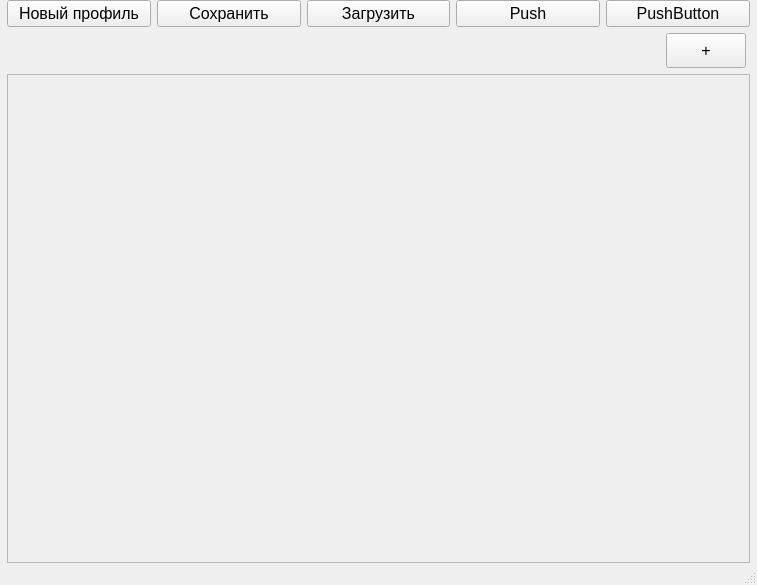
NIIGWOLF/Diplom, file Qt/UI/mainwindow.ui: the form before one commit.
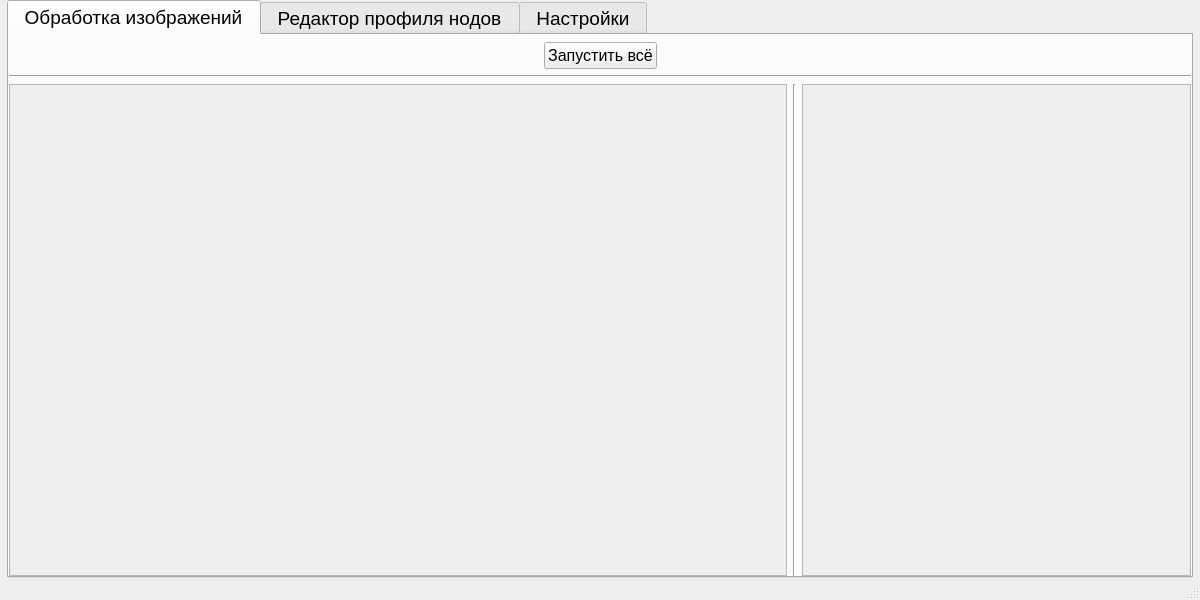
The form after the commit. The open tabs and pages were chosen to show the change.

Diff of the .ui file:
```diff
--- a/Qt/UI/mainwindow.ui
+++ b/Qt/UI/mainwindow.ui
@@ -6,10 +6,16 @@
    <rect>
     <x>0</x>
     <y>0</y>
-    <width>757</width>
-    <height>585</height>
+    <width>1200</width>
+    <height>600</height>
    </rect>
   </property>
+  <property name="minimumSize">
+   <size>
+    <width>1200</width>
+    <height>600</height>
+   </size>
+  </property>
   <property name="windowTitle">
    <string>MainWindow</string>
   </property>
@@ -27,6 +33,242 @@
     <property name="bottomMargin">
      <number>0</number>
     </property>
+    <item row="1" column="0">
+     <widget class="QTabWidget" name="tabWidget">
+      <property name="sizePolicy">
+       <sizepolicy hsizetype="MinimumExpanding" vsizetype="Expanding">
+        <horstretch>0</horstretch>
+        <verstretch>0</verstretch>
+       </sizepolicy>
+      </property>
+      <property name="font">
+       <font>
+        <pointsize>14</pointsize>
+       </font>
+      </property>
+      <property name="layoutDirection">
+       <enum>Qt::LeftToRight</enum>
+      </property>
+      <property name="tabPosition">
+       <enum>QTabWidget::North</enum>
+      </property>
+      <property name="tabShape">
+       <enum>QTabWidget::Rounded</enum>
+      </property>
+      <property name="currentIndex">
+       <number>2</number>
+      </property>
+      <property name="elideMode">
+       <enum>Qt::ElideMiddle</enum>
+      </property>
+      <property name="usesScrollButtons">
+       <bool>true</bool>
+      </property>
+      <property name="movable">
+       <bool>false</bool>
+      </property>
+      <property name="tabBarAutoHide">
+       <bool>false</bool>
+      </property>
+      <widget class="QWidget" name="PI">
+       <attribute name="title">
+        <string> Обработка изображений </string>
+       </attribute>
+       <layout class="QGridLayout" name="gridLayout_4">
+        <property name="leftMargin">
+         <number>0</number>
+        </property>
+        <property name="topMargin">
+         <number>0</number>
+        </property>
+        <property name="rightMargin">
+         <number>0</number>
+        </property>
+        <property name="bottomMargin">
+         <number>0</number>
+        </property>
+        <item row="0" column="0">
+         <layout class="QGridLayout" name="PLgrid">
+          <item row="2" column="0">
+           <layout class="QHBoxLayout" name="PIhorizontalBody" stretch="2,0,1">
+            <item>
+             <widget class="QScrollArea" name="PIleftScrollArea">
+              <property name="widgetResizable">
+               <bool>true</bool>
+              </property>
+              <widget class="QWidget" name="PIleftscrollAreaWidgetContents">
+               <property name="geometry">
+                <rect>
+                 <x>0</x>
+                 <y>0</y>
+                 <width>771</width>
+                 <height>444</height>
+                </rect>
+               </property>
+               <layout class="QGridLayout" name="gridLayout_6">
+                <property name="leftMargin">
+                 <number>0</number>
+                </property>
+                <property name="topMargin">
+                 <number>11</number>
+                </property>
+                <property name="rightMargin">
+                 <number>0</number>
+                </property>
+                <property name="bottomMargin">
+                 <number>0</number>
+                </property>
+                <item row="0" column="0">
+                 <layout class="QVBoxLayout" name="PIleftverticalLayout">
+                  <item>
+                   <spacer name="verticalSpacer_3">
+                    <property name="orientation">
+                     <enum>Qt::Vertical</enum>
+                    </property>
+                    <property name="sizeHint" stdset="0">
+                     <size>
+                      <width>20</width>
+                      <height>40</height>
+                     </size>
+                    </property>
+                   </spacer>
+                  </item>
+                 </layout>
+                </item>
+               </layout>
+              </widget>
+             </widget>
+            </item>
+            <item>
+             <widget class="Line" name="line">
+              <property name="orientation">
+               <enum>Qt::Vertical</enum>
+              </property>
+             </widget>
+            </item>
+            <item>
+             <widget class="QScrollArea" name="PIrightScrollArea">
+              <property name="widgetResizable">
+               <bool>true</bool>
+              </property>
+              <widget class="QWidget" name="PIrightscrollAreaWidgetContents">
+               <property name="geometry">
+                <rect>
+                 <x>0</x>
+                 <y>0</y>
+                 <width>384</width>
+                 <height>444</height>
+                </rect>
+               </property>
+               <layout class="QGridLayout" name="gridLayout_5">
+                <property name="leftMargin">
+                 <number>0</number>
+                </property>
+                <property name="topMargin">
+                 <number>11</number>
+                </property>
+                <property name="rightMargin">
+                 <number>0</number>
+                </property>
+                <property name="bottomMargin">
+                 <number>0</number>
+                </property>
+                <item row="0" column="0">
+                 <layout class="QVBoxLayout" name="PIrightverticalLayout">
+                  <item>
+                   <spacer name="verticalSpacer_2">
+                    <property name="orientation">
+                     <enum>Qt::Vertical</enum>
+                    </property>
+                    <property name="sizeHint" stdset="0">
+                     <size>
+                      <width>20</width>
+                      <height>40</height>
+                     </size>
+                    </property>
+                   </spacer>
+                  </item>
+                 </layout>
+                </item>
+               </layout>
+              </widget>
+             </widget>
+            </item>
+           </layout>
+          </item>
+          <item row="0" column="0">
+           <layout class="QHBoxLayout" name="PIhorizontalTitle">
+            <property name="topMargin">
+             <number>7</number>
+            </property>
+            <item>
+             <spacer name="horizontalSpacer_2">
+              <property name="orientation">
+               <enum>Qt::Horizontal</enum>
+              </property>
+              <property name="sizeHint" stdset="0">
+               <size>
+                <width>40</width>
+                <height>20</height>
+               </size>
+              </property>
+             </spacer>
+            </item>
+            <item>
+             <widget class="QPushButton" name="PLallRun">
+              <property name="font">
+               <font>
+                <pointsize>12</pointsize>
+               </font>
+              </property>
+              <property name="text">
+               <string>Запустить всё</string>
+              </property>
+             </widget>
+            </item>
+            <item>
+             <spacer name="horizontalSpacer_3">
+              <property name="orientation">
+               <enum>Qt::Horizontal</enum>
+              </property>
+              <property name="sizeHint" stdset="0">
+               <size>
+                <width>40</width>
+                <height>20</height>
+               </size>
+              </property>
+             </spacer>
+            </item>
+           </layout>
+          </item>
+          <item row="1" column="0">
+           <widget class="Line" name="line_2">
+            <property name="orientation">
+             <enum>Qt::Horizontal</enum>
+            </property>
+           </widget>
+          </item>
+         </layout>
+        </item>
+       </layout>
+      </widget>
+      <widget class="QWidget" name="PD">
+       <attribute name="title">
+        <string> Редактор профиля нодов </string>
+       </attribute>
+       <layout class="QGridLayout" name="gridLayout_2">
+        <property name="leftMargin">
+         <number>0</number>
+        </property>
+        <property name="topMargin">
+         <number>11</number>
+        </property>
+        <property name="rightMargin">
+         <number>0</number>
+        </property>
+        <property name="bottomMargin">
+         <number>0</number>
+        </property>
     <item row="0" column="0">
      <layout class="QHBoxLayout" name="PDhorizontalMain">
       <item>
@@ -69,42 +311,6 @@
             </property>
            </widget>
           </item>
-          <item>
-           <widget class="QPushButton" name="pushButton_2">
-            <property name="sizePolicy">
-             <sizepolicy hsizetype="Minimum" vsizetype="Fixed">
-              <horstretch>0</horstretch>
-              <verstretch>0</verstretch>
-             </sizepolicy>
-            </property>
-            <property name="font">
-             <font>
-              <pointsize>12</pointsize>
-             </font>
-            </property>
-            <property name="text">
-             <string>Push</string>
-            </property>
-            <property name="autoRepeat">
-             <bool>false</bool>
-            </property>
-            <property name="autoExclusive">
-             <bool>false</bool>
-            </property>
-           </widget>
-          </item>
-          <item>
-           <widget class="QPushButton" name="pushButton">
-            <property name="font">
-             <font>
-              <pointsize>12</pointsize>
-             </font>
-            </property>
-            <property name="text">
-             <string>PushButton</string>
-            </property>
-           </widget>
-          </item>
          </layout>
         </item>
         <item>
@@ -161,8 +367,8 @@
             <rect>
              <x>0</x>
              <y>0</y>
-             <width>737</width>
-             <height>442</height>
+                 <width>1174</width>
+                 <height>405</height>
             </rect>
            </property>
            <layout class="QGridLayout" name="gridLayout_3">
@@ -208,6 +414,90 @@
     </item>
    </layout>
   </widget>
+      <widget class="QWidget" name="PO">
+       <attribute name="title">
+        <string> Настройки </string>
+       </attribute>
+       <layout class="QGridLayout" name="gridLayout_9">
+        <item row="0" column="0">
+         <widget class="QGroupBox" name="POgroupBox">
+          <property name="font">
+           <font>
+            <pointsize>12</pointsize>
+           </font>
+          </property>
+          <property name="title">
+           <string>Общие настройки</string>
+          </property>
+          <layout class="QGridLayout" name="gridLayout_11">
+           <item row="0" column="0">
+            <layout class="QGridLayout" name="POgrid">
+             <item row="0" column="0">
+              <widget class="QLabel" name="lMeshroom">
+               <property name="font">
+                <font>
+                 <pointsize>12</pointsize>
+                </font>
+               </property>
+               <property name="text">
+                <string>Путь до meshroom.exe:</string>
+               </property>
+              </widget>
+             </item>
+             <item row="1" column="0">
+              <widget class="QLabel" name="l3d">
+               <property name="font">
+                <font>
+                 <pointsize>12</pointsize>
+                </font>
+               </property>
+               <property name="text">
+                <string>Путь до *.obj для 3D:</string>
+               </property>
+              </widget>
+             </item>
+             <item row="0" column="1">
+              <widget class="QLineEdit" name="eMeshroom">
+               <property name="font">
+                <font>
+                 <pointsize>12</pointsize>
+                </font>
+               </property>
+              </widget>
+             </item>
+             <item row="1" column="1">
+              <widget class="QLineEdit" name="e3d">
+               <property name="font">
+                <font>
+                 <pointsize>12</pointsize>
+                </font>
+               </property>
+              </widget>
+             </item>
+            </layout>
+           </item>
+          </layout>
+         </widget>
+        </item>
+        <item row="1" column="0">
+         <spacer name="verticalSpacer_4">
+          <property name="orientation">
+           <enum>Qt::Vertical</enum>
+          </property>
+          <property name="sizeHint" stdset="0">
+           <size>
+            <width>20</width>
+            <height>40</height>
+           </size>
+          </property>
+         </spacer>
+        </item>
+       </layout>
+      </widget>
+     </widget>
+    </item>
+   </layout>
+  </widget>
   <widget class="QMenuBar" name="menubar">
    <property name="geometry">
     <rect>
```
Left out of the diff: 4 changed lines with no effect on the pictures. Lines whose indentation alone changed are shown as unchanged.
